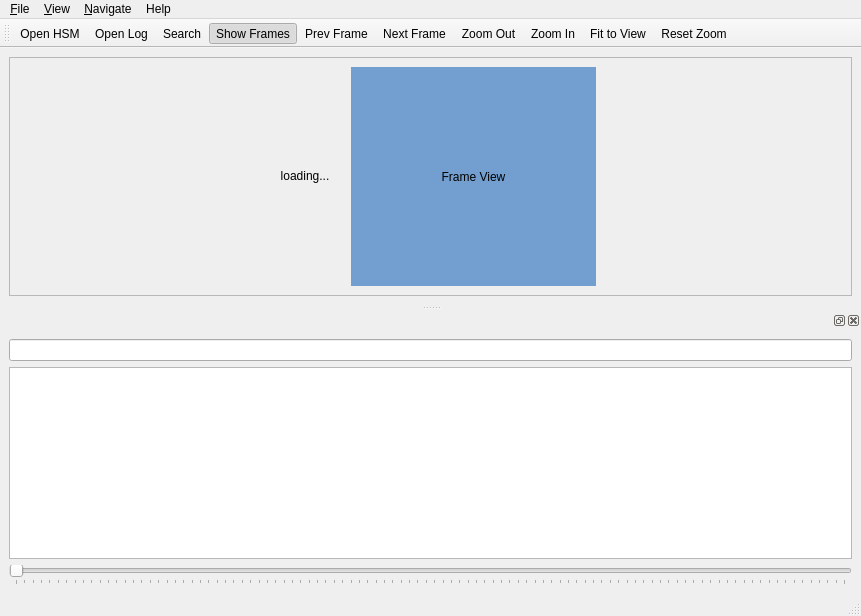
First picture: the form in tools/hsmdebugger/form.ui, repository igor-krechetov/hsmcpp, before the edit.
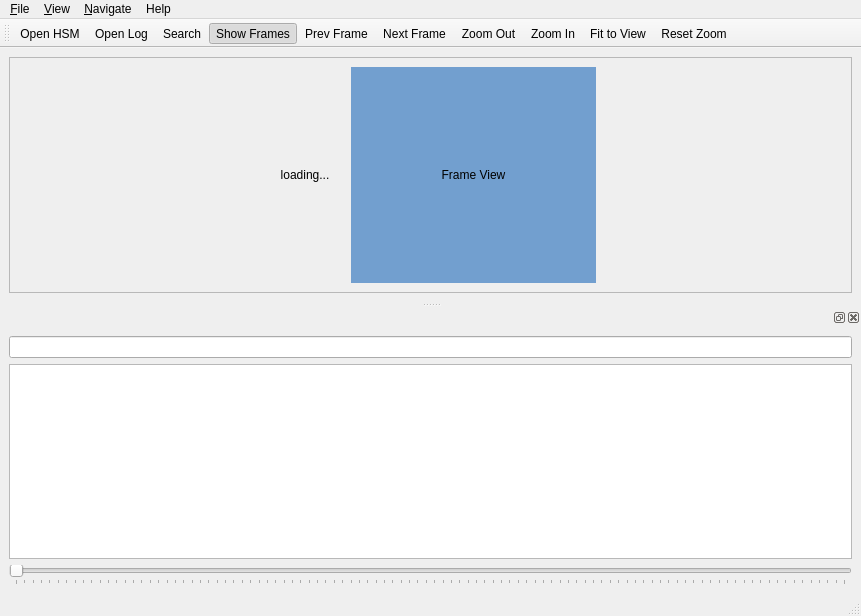
Second picture: the form after the edit. Custom widgets are drawn as their Qt base class.

The edit to the form file:
```diff
--- a/tools/hsmdebugger/form.ui
+++ b/tools/hsmdebugger/form.ui
@@ -208,8 +208,8 @@
    </property>
    <property name="minimumSize">
     <size>
-     <width>0</width>
-     <height>0</height>
+     <width>274</width>
+     <height>286</height>
     </size>
    </property>
    <attribute name="dockWidgetArea">
```
Left out of the diff: 22 changed lines with no effect on the pictures.
